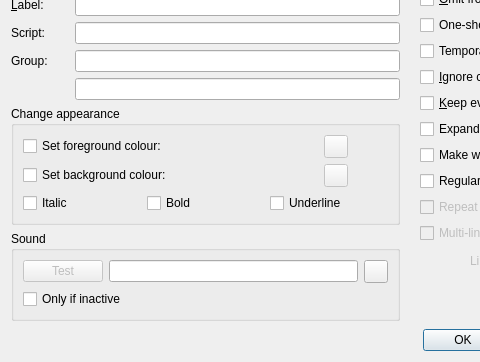
This is smushclient-qt/cpp/ui/worlddetails/triggeredit.ui in jnbooth/smushclient as Qt 5 draws it before an edit; both pictures show x 0 to 480 and y 449 to 811 of the 600 by 811 pixel window. The edited form follows.
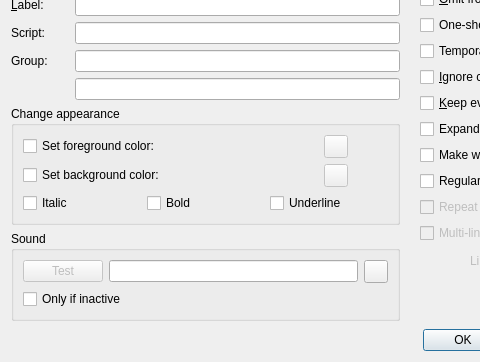
This is the edited form. Icons and pictures are not drawn. Custom widgets are drawn as their Qt base class.

The edit to the form file:
```diff
--- a/smushclient-qt/cpp/ui/worlddetails/triggeredit.ui
+++ b/smushclient-qt/cpp/ui/worlddetails/triggeredit.ui
@@ -270,7 +270,7 @@
             <item row="0" column="0">
              <widget class="QCheckBox" name="ChangeForeground">
               <property name="text">
-               <string>Set foreground colour:</string>
+               <string>Set foreground color:</string>
               </property>
              </widget>
             </item>
@@ -290,7 +290,7 @@
             <item row="1" column="0">
              <widget class="QCheckBox" name="ChangeBackground">
               <property name="text">
-               <string>Set background colour:</string>
+               <string>Set background color:</string>
               </property>
              </widget>
             </item>
```
